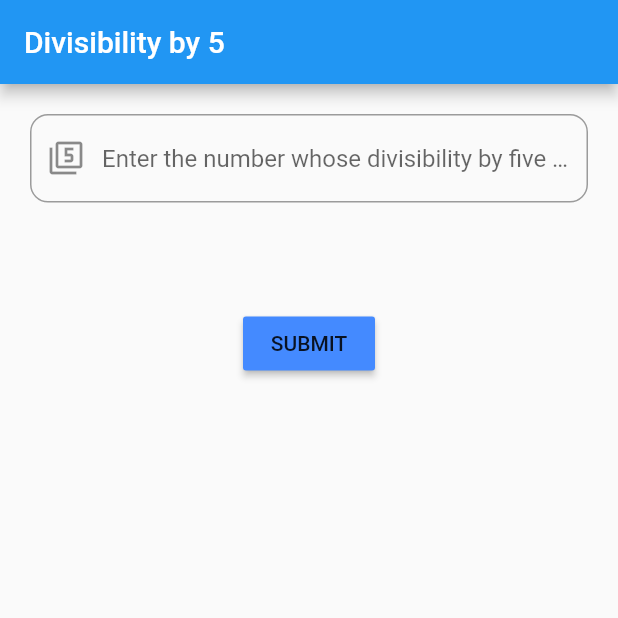
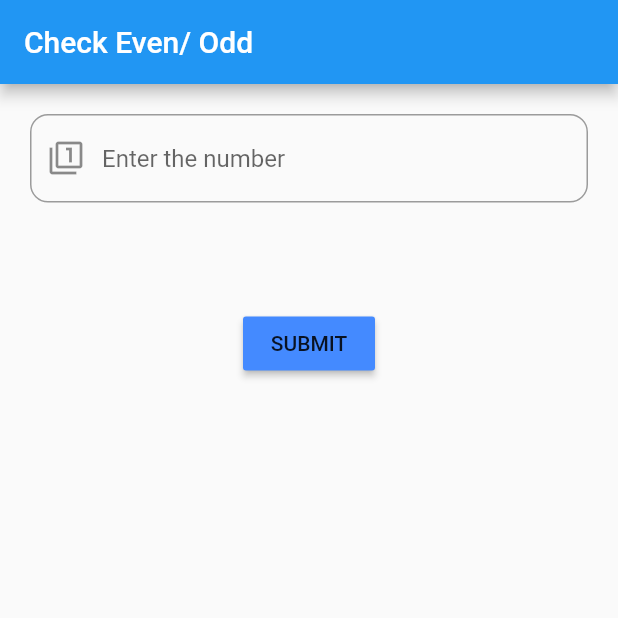
Before and after one commit to JossinAntony/Flutter-Dev-App, a Flutter app: the screen it shows after launch, after a tap on "SUBMIT", on a phone screen of 412 x 824 dp, the top half of it. Run offline on Flutter 3.47's test engine with Material 2 defaults, Android fonts, the phone set to English and light mode, and no system bars.

Commit message:
check_even_odd.dart added.

```diff
--- a/lib/main.dart
+++ b/lib/main.dart
@@ -1,9 +1,10 @@
 import 'package:app_flutter_dev/pages/check_divisibility.dart';
+import 'package:app_flutter_dev/pages/check_even_odd.dart';
 import 'package:app_flutter_dev/pages/login.dart';
 import 'package:app_flutter_dev/pages/largestNumber.dart';
 import 'package:app_flutter_dev/pages/add.dart';
 import 'package:flutter/material.dart';
 
 void main() {
-  runApp(CheckDivisibilityby5());
+  runApp(CheckEvenOdd());
 }
--- /dev/null
+++ b/lib/pages/check_even_odd.dart
@@ -0,0 +1,54 @@
+
+
+import 'package:flutter/material.dart';
+
+class CheckEvenOdd extends StatelessWidget {
+
+  void _checkEvenOdd(var1){
+    if((var1 % 2) == 0){
+      print('$var1 is even');
+    }else{
+      print('$var1 is odd');
+    }
+  }
+
+  TextEditingController numCntrlr = TextEditingController();
+
+  @override
+  Widget build(BuildContext context) {
+    return MaterialApp(
+      home: Scaffold(
+        appBar: AppBar(
+          title: Text('Check Even/ Odd'),
+        ),
+        body: Container(
+          padding: EdgeInsets.all(20.0),
+          child: Column(
+            children: <Widget>[
+              TextField(
+                controller: numCntrlr,
+                decoration: InputDecoration(
+                  border: OutlineInputBorder(
+                    borderRadius: BorderRadius.circular(12.0),
+                  ),
+                  prefixIcon: Icon(Icons.filter_1),
+                  hintText: 'Enter the number',
+                ),
+              ),
+
+              SizedBox(height:70),
+
+              RaisedButton(
+                onPressed: (){
+                  _checkEvenOdd(double.parse(numCntrlr.text));
+                },
+                color: Colors.blueAccent,
+                child: Text('SUBMIT'),
+              ),
+            ],
+          ),
+        )
+      )
+    );
+  }
+}
```
